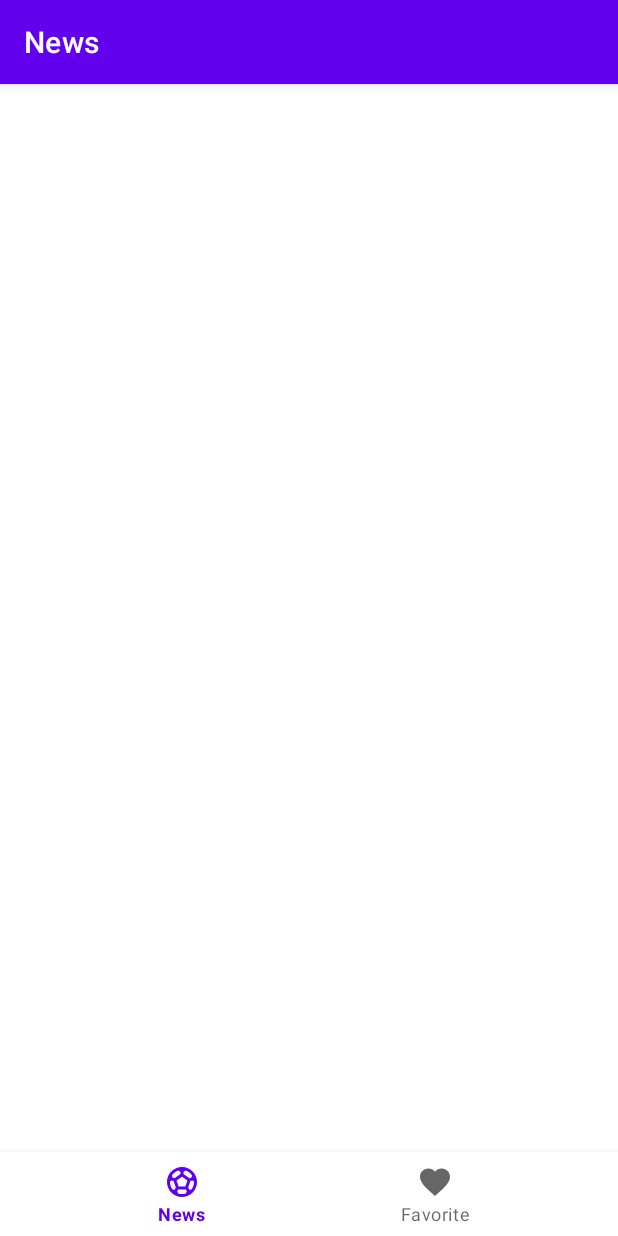
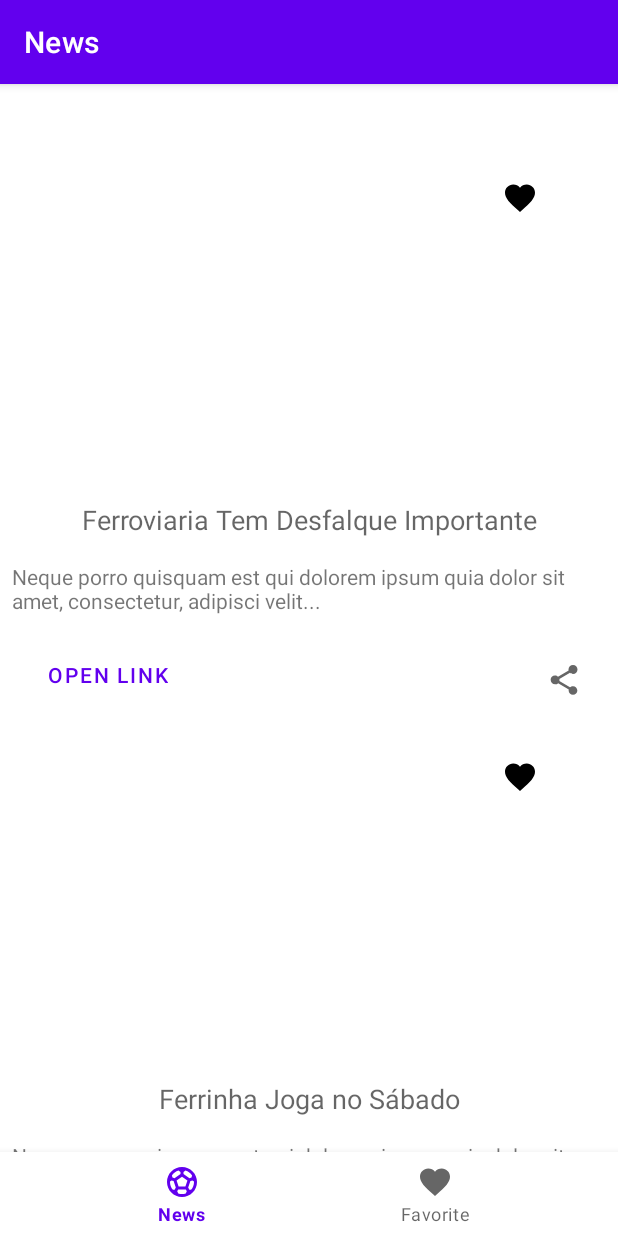
Before and after one commit to Juniormxbr2020/Simulador-de-Futebol, an Android app: the screen it shows after launch (MainActivity), on a phone screen of 412 x 824 dp. Run offline under Robolectric (Android 15) with nearby library versions, the phone set to English and light mode, and no system bars; our stand-ins replace navigation-ui.

Commit message:
Corrigido Erros

```diff
--- /dev/null
+++ b/app/src/main/java/me/ailton/ui/adapters/NewsAdapter.java
@@ -0,0 +1,54 @@
+package me.ailton.ui.adapters;
+
+import android.view.LayoutInflater;
+import android.view.ViewGroup;
+
+import androidx.annotation.NonNull;
+import androidx.recyclerview.widget.RecyclerView;
+
+import java.util.List;
+
+import me.ailton.databinding.NewsItemBinding;
+import me.ailton.domain.News;
+
+public class NewsAdapter  extends  RecyclerView.Adapter<NewsAdapter.ViewHolder>{
+
+
+    private List<News> news;
+
+    public  NewsAdapter(List<News> news){
+        this.news =news;
+    }
+
+    @NonNull
+    @Override
+    public ViewHolder onCreateViewHolder(@NonNull ViewGroup parent, int viewType) {
+
+        LayoutInflater layoutInflater = LayoutInflater.from(parent.getContext());
+        NewsItemBinding binding = NewsItemBinding.inflate(layoutInflater, parent, false);
+        return new ViewHolder(binding);
+    }
+
+    @Override
+    public void onBindViewHolder(@NonNull ViewHolder holder, int position) {
+
+        News news = this.news.get(position);
+        holder.binding.textView.setText(news.getTitle());
+        holder.binding.textView2.setText(news.getDescription());
+    }
+
+    @Override
+    public int getItemCount() {
+        return this.news.size();
+    }
+
+    public  static class ViewHolder extends RecyclerView.ViewHolder{
+
+        private final NewsItemBinding binding;
+
+        public ViewHolder(NewsItemBinding binding){
+            super(binding.getRoot());
+            this.binding = binding;
+        }
+    }
+}
--- a/app/src/main/java/me/ailton/ui/news/NewsFragment.java
+++ b/app/src/main/java/me/ailton/ui/news/NewsFragment.java
@@ -9,9 +9,11 @@ import android.widget.TextView;
 import androidx.annotation.NonNull;
 import androidx.fragment.app.Fragment;
 import androidx.lifecycle.ViewModelProvider;
+import androidx.recyclerview.widget.LinearLayoutManager;
 
 
 import me.ailton.databinding.FragmentNewsBinding;
+import me.ailton.ui.adapters.NewsAdapter;
 
 public class NewsFragment extends Fragment {
 
@@ -25,8 +27,10 @@ public class NewsFragment extends Fragment {
         binding = FragmentNewsBinding.inflate(inflater, container, false);
         View root = binding.getRoot();
 
-
-        newsViewModel.getText().observe(getViewLifecycleOwner(), textView::setText);
+        binding.rvNews.setLayoutManager(new LinearLayoutManager(getContext()));
+        newsViewModel.getNews().observe(getViewLifecycleOwner(), news -> {
+            binding.rvNews.setAdapter(new NewsAdapter(news));
+        });
         return root;
     }
 
--- a/app/src/main/java/me/ailton/ui/news/NewsViewModel.java
+++ b/app/src/main/java/me/ailton/ui/news/NewsViewModel.java
@@ -1,6 +1,6 @@
 package me.ailton.ui.news;
 
-import android.widget.TextView;
+
 
 import androidx.lifecycle.LiveData;
 import androidx.lifecycle.MutableLiveData;
@@ -19,10 +19,12 @@ public class NewsViewModel extends ViewModel {
 
         this.news= new MutableLiveData<>();
 
+        // TODO Remover Mock de Noticias
         List<News> news = new ArrayList<>();
-        news.add(new News(TextView:"ferroviaria",textView2"ferroviaria"));
-        news.add(new News(title:"ferroviaria", description"ferroviaria"));
-        news.add(new News(title:"ferroviaria", description"ferroviaria"));
+        news.add(new News("Ferroviaria Tem Desfalque Importante","Neque porro quisquam est qui dolorem ipsum quia dolor sit amet, consectetur, adipisci velit..."));
+        news.add(new News("Ferrinha Joga no Sábado","Neque porro quisquam est qui dolorem ipsum quia dolor sit amet, consectetur, adipisci velit..."));
+        news.add(new News("Copa Do Mundo Feminina Esta Terminando","Neque porro quisquam est qui dolorem ipsum quia dolor sit amet, consectetur, adipisci velit..."));
+
 
         this.news.setValue(news);
     }
--- a/app/src/main/res/layout/fragment_news.xml
+++ b/app/src/main/res/layout/fragment_news.xml
@@ -8,11 +8,13 @@
 
 
     <androidx.recyclerview.widget.RecyclerView
+
         android:layout_width="0dp"
         android:layout_height="0dp"
         app:layout_constraintBottom_toBottomOf="parent"
         app:layout_constraintEnd_toEndOf="parent"
         app:layout_constraintStart_toStartOf="parent"
         app:layout_constraintTop_toTopOf="parent"
+        android:id="@+id/rvNews"
         tools:listitem="@layout/news_item"/>
 </androidx.constraintlayout.widget.ConstraintLayout>
--- a/app/src/main/res/layout/news_item.xml
+++ b/app/src/main/res/layout/news_item.xml
@@ -65,7 +65,6 @@
         android:id="@+id/imageView3"
         android:layout_width="wrap_content"
         android:layout_height="wrap_content"
-        android:layout_marginStart="16dp"
         android:layout_marginTop="16dp"
         android:layout_marginEnd="16dp"
         android:layout_marginBottom="16dp"
@@ -83,7 +82,7 @@
         android:layout_height="wrap_content"
         app:layout_constraintEnd_toEndOf="parent"
         app:layout_constraintHorizontal_bias="0.825"
-        app:layout_constraintStart_toStartOf="@+id/Openlink"
+        app:layout_constraintStart_toEndOf="@+id/Openlink"
         app:srcCompat="@drawable/ic_favorite"
         tools:layout_editor_absoluteY="322dp" />
 
```
